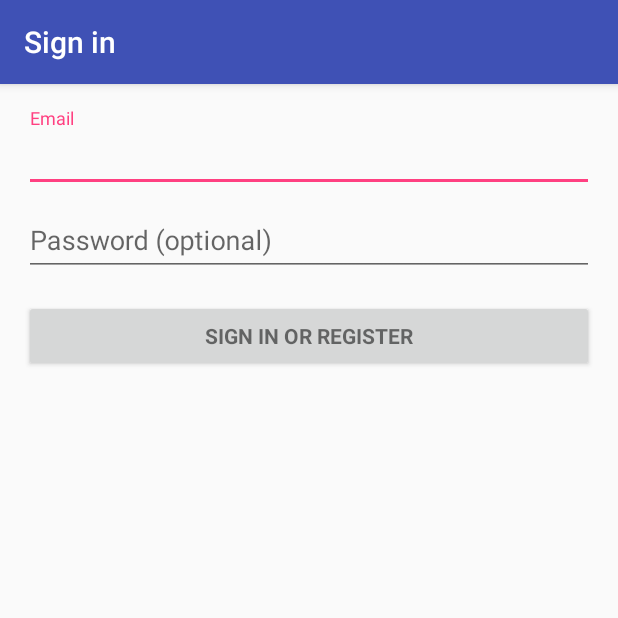
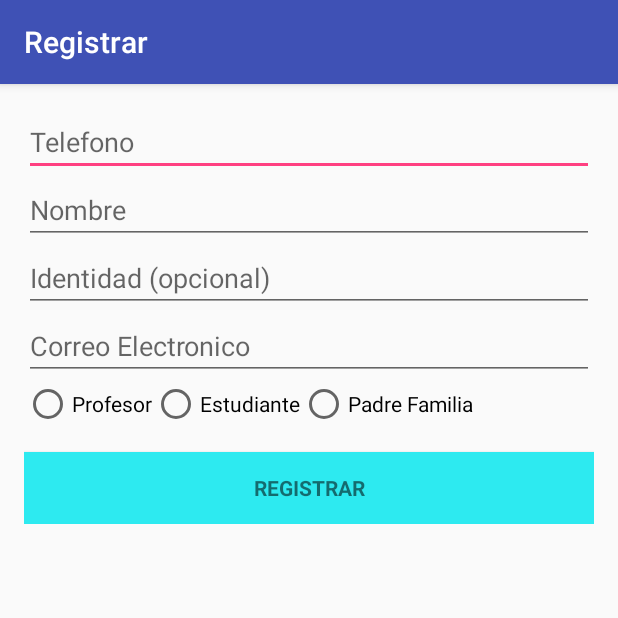
Before and after one commit to jepz20/StarProyect, an Android app: the LoginActivity screen opened directly, with no data from a screen before it, on a phone screen of 412 x 824 dp, the top half of it. Run offline under Robolectric (Android 15) with nearby library versions, the phone set to English and light mode, and no system bars; 2 statements that could not run were skipped.

Commit message:
Primer actualizacion

```diff
--- a/App/StartProyect/app/src/main/AndroidManifest.xml
+++ b/App/StartProyect/app/src/main/AndroidManifest.xml
@@ -6,6 +6,8 @@
     <uses-permission android:name="android.permission.GET_ACCOUNTS" />
     <uses-permission android:name="android.permission.READ_PROFILE" />
     <uses-permission android:name="android.permission.READ_CONTACTS" />
+    <uses-permission android:name="android.permission.READ_PHONE_STATE"/>
+
 
     <application
         android:allowBackup="true"
@@ -25,7 +27,10 @@
         </activity>
         <activity
             android:name=".LoginActivity"
+
             android:label="@string/title_activity_login"></activity>
+
+
     </application>
 
 </manifest>
--- a/App/StartProyect/app/src/main/res/layout/activity_login.xml
+++ b/App/StartProyect/app/src/main/res/layout/activity_login.xml
@@ -30,9 +30,28 @@
             android:layout_height="wrap_content"
             android:orientation="vertical">
 
-            <android.support.design.widget.TextInputLayout
+            <EditText
+                android:id="@+id/telefono"
                 android:layout_width="match_parent"
-                android:layout_height="wrap_content">
+                android:layout_height="wrap_content"
+                android:hint="@string/prompt_telefono"
+                android:inputType="phone"
+                android:ems="10" />
+
+            <EditText
+                android:id="@+id/nombre"
+                android:layout_width="match_parent"
+                android:layout_height="wrap_content"
+                android:inputType="textPersonName"
+                android:hint="@string/prompt_nombre"
+                android:ems="10" />
+
+            <EditText
+                android:id="@+id/identidad"
+                android:layout_width="match_parent"
+                android:layout_height="wrap_content"
+                android:inputType="text"
+                android:hint="@string/prompt_identidad" />
 
             <AutoCompleteTextView
                 android:id="@+id/email"
@@ -43,25 +62,36 @@
                 android:maxLines="1"
                 android:singleLine="true" />
 
-            </android.support.design.widget.TextInputLayout>
+                <RadioGroup
+                    android:layout_width="match_parent"
+                    android:layout_height="match_parent">
 
-            <android.support.design.widget.TextInputLayout
+                    <LinearLayout
+                        android:orientation="horizontal"
                         android:layout_width="match_parent"
-                android:layout_height="wrap_content">
+                        android:layout_height="match_parent">
 
-                <EditText
-                    android:id="@+id/password"
-                    android:layout_width="match_parent"
+                        <RadioButton
+                            android:layout_width="wrap_content"
                             android:layout_height="wrap_content"
-                    android:hint="@string/prompt_password"
-                    android:imeActionId="@+id/login"
-                    android:imeActionLabel="@string/action_sign_in_short"
-                    android:imeOptions="actionUnspecified"
-                    android:inputType="textPassword"
-                    android:maxLines="1"
-                    android:singleLine="true" />
+                            android:text="@string/profesor"
+                            android:id="@+id/rbtProfesor" />
 
-            </android.support.design.widget.TextInputLayout>
+                        <RadioButton
+                            android:layout_width="wrap_content"
+                            android:layout_height="wrap_content"
+                            android:text="@string/estudiante"
+                            android:id="@+id/rbtEstudiante" />
+
+                        <RadioButton
+                            android:layout_width="wrap_content"
+                            android:layout_height="wrap_content"
+                            android:text="@string/padre_familia"
+                            android:id="@+id/rbtPadreFamilia" />
+
+                    </LinearLayout>
+
+                </RadioGroup>
 
             <Button
                 android:id="@+id/email_sign_in_button"
@@ -70,7 +100,8 @@
                 android:layout_height="wrap_content"
                 android:layout_marginTop="16dp"
                 android:text="@string/action_sign_in"
-                android:textStyle="bold" />
+                android:textStyle="bold"
+                android:background="#2DEAF0" />
 
         </LinearLayout>
     </ScrollView>
--- a/App/StartProyect/app/src/main/res/values/strings.xml
+++ b/App/StartProyect/app/src/main/res/values/strings.xml
@@ -1,12 +1,20 @@
 <resources>
     <string name="app_name">Start Proyect</string>
     <string name="action_settings">Settings</string>
-    <string name="title_activity_login">Sign in</string>
+    <string name="title_activity_login">Registrar</string>
 
     <!-- Strings related to login -->
-    <string name="prompt_email">Email</string>
-    <string name="prompt_password">Password (optional)</string>
-    <string name="action_sign_in">Sign in or register</string>
+    <string name="prompt_telefono">Telefono</string>
+    <string name="prompt_nombre">Nombre</string>
+    <string name="prompt_identidad">Identidad (opcional)</string>
+    <string name="prompt_email">Correo Electronico</string>
+
+    <string name="profesor">Profesor</string>
+    <string name="estudiante">Estudiante</string>
+    <string name="padre_familia">Padre Familia</string>
+
+    <string name="action_sign_in">Registrar</string>
+
     <string name="action_sign_in_short">Sign in</string>
     <string name="error_invalid_email">This email address is invalid</string>
     <string name="error_invalid_password">This password is too short</string>
```
Also changed, not shown: App/StartProyect/app/build.gradle (+6 -6 lines), App/StartProyect/app/src/main/java/hn/jepz/www/startproyect/LoginActivity.java (+4 -65 lines). Lines whose indentation alone changed are shown as unchanged.
